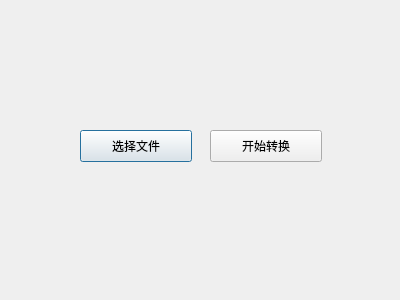
fghnntp/ServoDataAnalysis, file 文件转换/UI/dialog.ui: the form before one commit.
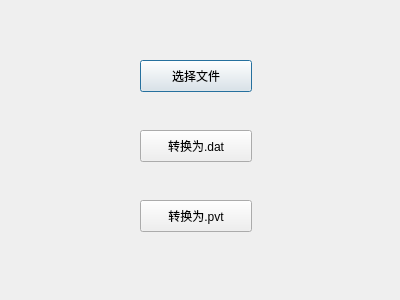
The form after the commit.

```diff
--- a/文件转换/UI/dialog.ui
+++ b/文件转换/UI/dialog.ui
@@ -16,8 +16,8 @@
   <widget class="QPushButton" name="pushButtonSelectFile">
    <property name="geometry">
     <rect>
-     <x>80</x>
-     <y>130</y>
+     <x>140</x>
+     <y>60</y>
      <width>112</width>
      <height>32</height>
     </rect>
@@ -29,14 +29,27 @@
   <widget class="QPushButton" name="pushButtonTransferStaring">
    <property name="geometry">
     <rect>
-     <x>210</x>
+     <x>140</x>
      <y>130</y>
      <width>112</width>
      <height>32</height>
     </rect>
    </property>
    <property name="text">
-    <string>开始转换</string>
+    <string>转换为.dat</string>
+   </property>
+  </widget>
+  <widget class="QPushButton" name="pushButtonTransferPVT">
+   <property name="geometry">
+    <rect>
+     <x>140</x>
+     <y>200</y>
+     <width>112</width>
+     <height>32</height>
+    </rect>
+   </property>
+   <property name="text">
+    <string>转换为.pvt</string>
    </property>
   </widget>
  </widget>
```
Left out of the diff: 2 changed lines with no effect on the pictures.
